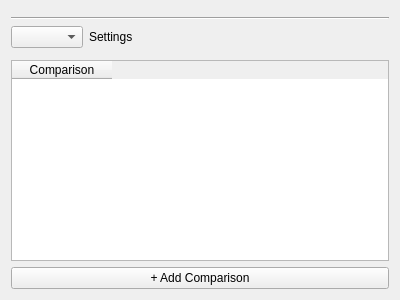
Old version of the form atef/ui/tool_configuration_page.ui in the repository pcdshub/atef.
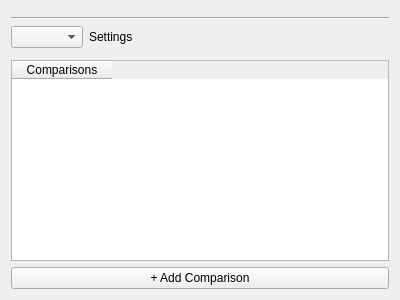
New version of the form.

```diff
--- a/atef/ui/tool_configuration_page.ui
+++ b/atef/ui/tool_configuration_page.ui
@@ -58,7 +58,7 @@
     <widget class="QTableWidget" name="comparison_table">
      <column>
       <property name="text">
-       <string>Comparison</string>
+       <string>Comparisons</string>
       </property>
      </column>
     </widget>
```
Left out of the diff: 22 changed lines with no effect on the pictures.
